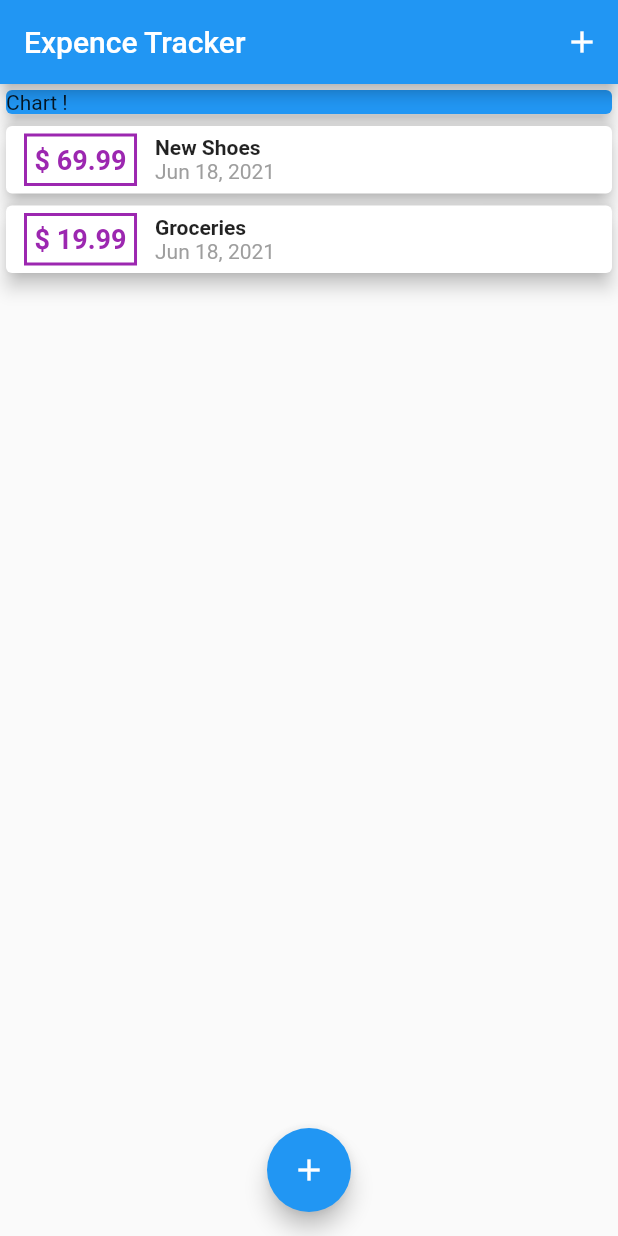
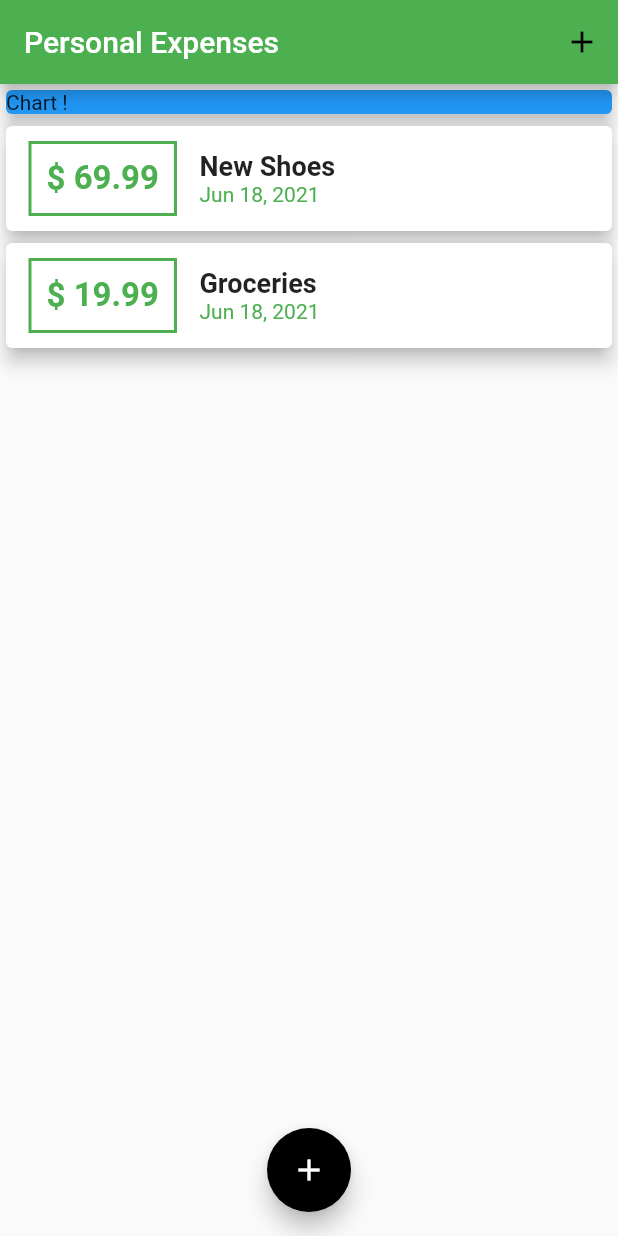
Before and after one commit to imshivamdwivedi/Expense-Tracker, a Flutter app: the screen it shows after launch, on a phone screen of 412 x 824 dp. Run offline on Flutter 3.47's test engine with Material 2 defaults, Android fonts, the phone set to English and light mode, and no system bars.

Commit message:
Chnaged default theme. and fixed bug in modelBottomSheet

```diff
--- a/lib/main.dart
+++ b/lib/main.dart
@@ -14,7 +14,8 @@ class MyApp extends StatelessWidget {
   @override
   Widget build(BuildContext context) {
     return MaterialApp(
-      title: "Flutter App",
+      theme: ThemeData(primarySwatch: Colors.green, accentColor: Colors.black),
+      title: "Personal Expenses",
       home: MyHome(),
     );
   }
@@ -71,8 +72,15 @@ class _MyHomeState extends State<MyHome> {
     return Scaffold(
       resizeToAvoidBottomInset: false,
       appBar: AppBar(
-        title: Text("Expence Tracker"),
-        actions: [IconButton(onPressed: () {}, icon: Icon(Icons.add))],
+        title: Text("Personal Expenses"),
+        actions: [
+          IconButton(
+              onPressed: () {},
+              icon: Icon(
+                Icons.add,
+                color: Theme.of(context).accentColor,
+              ))
+        ],
       ),
       body: SingleChildScrollView(
         child: Column(
--- a/lib/widgets/transaction_list.dart
+++ b/lib/widgets/transaction_list.dart
@@ -19,17 +19,18 @@ class TransactionList extends StatelessWidget {
             child: Row(
               children: [
                 Container(
-                  margin: EdgeInsets.symmetric(vertical: 5, horizontal: 12),
+                  margin: EdgeInsets.symmetric(vertical: 10, horizontal: 15),
                   child: Text(
                     '\$ ${transactions[index].amount.toStringAsFixed(2)}',
                     style: TextStyle(
                         fontWeight: FontWeight.bold,
-                        fontSize: 18,
-                        color: Colors.purple),
+                        fontSize: 22,
+                        color: Theme.of(context).primaryColor),
                   ),
                   decoration: BoxDecoration(
-                      border: Border.all(color: Colors.purple, width: 2)),
-                  padding: EdgeInsets.all(5),
+                      border: Border.all(
+                          color: Theme.of(context).primaryColor, width: 2)),
+                  padding: EdgeInsets.all(10),
                 ),
                 Column(
                   crossAxisAlignment: CrossAxisAlignment.start,
@@ -37,13 +38,13 @@ class TransactionList extends StatelessWidget {
                     Text(
                       transactions[index].title,
                       style: TextStyle(
-                        fontSize: 14,
+                        fontSize: 18,
                         fontWeight: FontWeight.bold,
                       ),
                     ),
                     Text(
                       DateFormat.yMMMd().format(transactions[index].date),
-                      style: TextStyle(color: Colors.grey),
+                      style: TextStyle(color: Theme.of(context).primaryColor),
                     ),
                   ],
                 ),
```
Also changed, not shown: lib/widgets/new_transaction.dart (+16 -5 lines).
